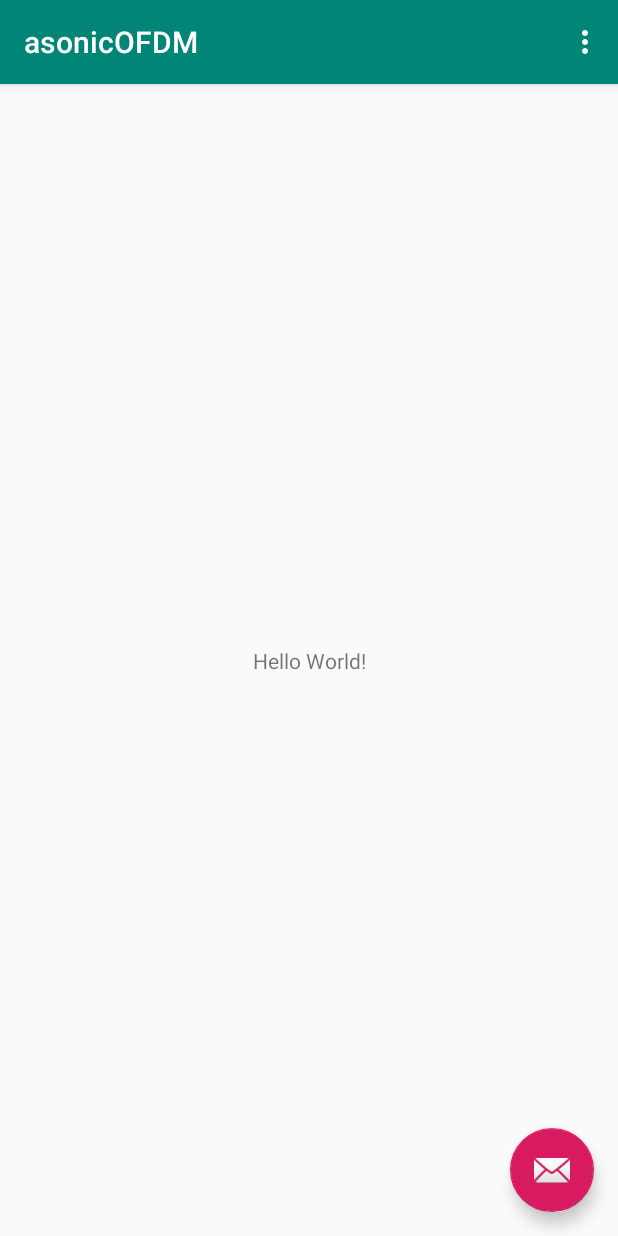
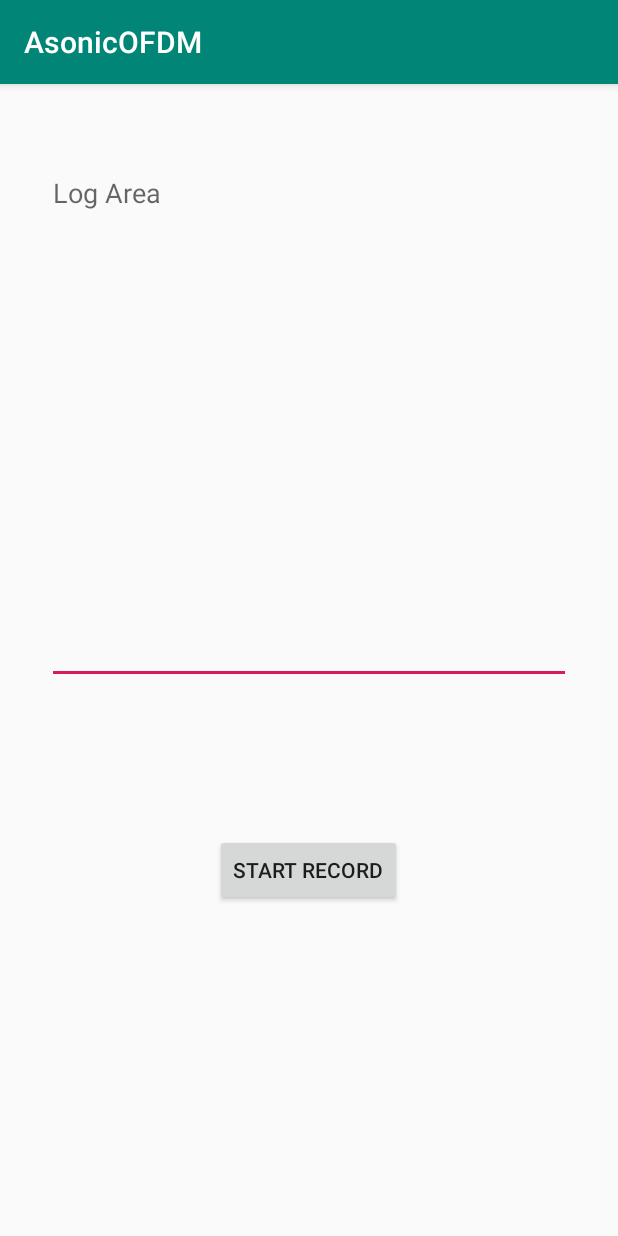
Before and after one commit to wonderfulnx/acousticOFDM, an Android app: the screen it shows after launch (MainActivity), on a phone screen of 412 x 824 dp. Run offline under Robolectric (Android 15) with nearby library versions, the light colour scheme and no system bars.

Commit message:
realize record process

```diff
--- a/asonicOFDM/app/build.gradle
+++ b/asonicOFDM/app/build.gradle
@@ -23,7 +23,6 @@ dependencies {
     implementation fileTree(dir: 'libs', include: ['*.jar'])
     implementation 'androidx.appcompat:appcompat:1.1.0'
     implementation 'androidx.constraintlayout:constraintlayout:1.1.3'
-    implementation 'com.google.android.material:material:1.0.0'
     testImplementation 'junit:junit:4.12'
     androidTestImplementation 'androidx.test:runner:1.2.0'
     androidTestImplementation 'androidx.test.espresso:espresso-core:3.2.0'
--- a/asonicOFDM/app/src/main/java/com/example/asonicofdm/MainActivity.java
+++ b/asonicOFDM/app/src/main/java/com/example/asonicofdm/MainActivity.java
@@ -1,55 +1,94 @@
 package com.example.asonicofdm;
 
+import androidx.appcompat.app.AppCompatActivity;
+import androidx.core.app.ActivityCompat;
+
+import android.Manifest;
+import android.app.Activity;
+import android.content.pm.PackageManager;
 import android.os.Bundle;
+import com.example.asonicofdm.Recorder;
 
-import com.google.android.material.floatingactionbutton.FloatingActionButton;
-import com.google.android.material.snackbar.Snackbar;
-
-import androidx.appcompat.app.AppCompatActivity;
-import androidx.appcompat.widget.Toolbar;
-
+import android.util.Log;
 import android.view.View;
-import android.view.Menu;
-import android.view.MenuItem;
+import android.widget.Button;
+import android.widget.EditText;
 
 public class MainActivity extends AppCompatActivity {
+    protected static final String TAG = "RecordActivity";
+    private Button start_btn;
+    private EditText editText;
+    private Recorder recorder;
 
     @Override
     protected void onCreate(Bundle savedInstanceState) {
         super.onCreate(savedInstanceState);
         setContentView(R.layout.activity_main);
-        Toolbar toolbar = findViewById(R.id.toolbar);
-        setSupportActionBar(toolbar);
+        getPermission();
 
-        FloatingActionButton fab = findViewById(R.id.fab);
-        fab.setOnClickListener(new View.OnClickListener() {
+        // ------------- UI init
+        this.editText = this.findViewById(R.id.editText);
+        this.editText.setKeyListener(null);
+
+        this.start_btn = this.findViewById(R.id.record);
+        this.start_btn.setOnClickListener(new View.OnClickListener() {
+            boolean recording = false;
             @Override
             public void onClick(View view) {
-                Snackbar.make(view, "Replace with your own action", Snackbar.LENGTH_LONG)
-                        .setAction("Action", null).show();
+                if (this.recording) {
+                    this.recording = false;
+                    //结束录音
+
+                    recorder.recording = false;
+                    try {
+                        recorder.join();
+                    } catch (InterruptedException e){
+                        Log.e(TAG, "record thread Interrupted;");
+                    }
+
+                    MainActivity.this.logToDisplay("end the record.");
+                    MainActivity.this.start_btn.setText("Start Record");
+                }
+                else {
+                    this.recording = true;
+                    // 开始录音
+                    MainActivity.this.logToDisplay("start the record.");
+                    recorder = new Recorder();
+                    recorder.start();
+                    MainActivity.this.start_btn.setText("Stop Record");
+                }
             }
         });
     }
 
     @Override
-    public boolean onCreateOptionsMenu(Menu menu) {
-        // Inflate the menu; this adds items to the action bar if it is present.
-        getMenuInflater().inflate(R.menu.menu_main, menu);
-        return true;
+    protected void onDestroy() {
+        super.onDestroy();
     }
 
-    @Override
-    public boolean onOptionsItemSelected(MenuItem item) {
-        // Handle action bar item clicks here. The action bar will
-        // automatically handle clicks on the Home/Up button, so long
-        // as you specify a parent activity in AndroidManifest.xml.
-        int id = item.getItemId();
+    private void getPermission() {
 
-        //noinspection SimplifiableIfStatement
-        if (id == R.id.action_settings) {
-            return true;
+        if (ActivityCompat.checkSelfPermission(this, Manifest.permission.RECORD_AUDIO)!=
+                PackageManager.PERMISSION_GRANTED||
+        ActivityCompat.checkSelfPermission(this, Manifest.permission.WRITE_EXTERNAL_STORAGE)!=
+                PackageManager.PERMISSION_GRANTED||
+                ActivityCompat.checkSelfPermission(this, Manifest.permission.READ_EXTERNAL_STORAGE)!=
+                        PackageManager.PERMISSION_GRANTED
+        ) {
+
+            ActivityCompat.requestPermissions(this,
+                    new String[]{android.Manifest.permission.RECORD_AUDIO,
+                            android.Manifest.permission.WRITE_EXTERNAL_STORAGE,
+                            Manifest.permission.READ_EXTERNAL_STORAGE}, 0);
         }
+    }
 
-        return super.onOptionsItemSelected(item);
+    private void logToDisplay(final String msg) {
+        runOnUiThread(new Runnable() {
+            @Override
+            public void run() {
+                MainActivity.this.editText.append(msg + "\n");
+            }
+        });
     }
 }
--- a/asonicOFDM/app/src/main/res/layout/activity_main.xml
+++ b/asonicOFDM/app/src/main/res/layout/activity_main.xml
@@ -1,33 +1,46 @@
 <?xml version="1.0" encoding="utf-8"?>
-<androidx.coordinatorlayout.widget.CoordinatorLayout xmlns:android="http://schemas.android.com/apk/res/android"
+<androidx.constraintlayout.widget.ConstraintLayout xmlns:android="http://schemas.android.com/apk/res/android"
     xmlns:app="http://schemas.android.com/apk/res-auto"
     xmlns:tools="http://schemas.android.com/tools"
     android:layout_width="match_parent"
     android:layout_height="match_parent"
     tools:context=".MainActivity">
 
-    <com.google.android.material.appbar.AppBarLayout
-        android:layout_width="match_parent"
-        android:layout_height="wrap_content"
-        android:theme="@style/AppTheme.AppBarOverlay">
-
-        <androidx.appcompat.widget.Toolbar
-            android:id="@+id/toolbar"
-            android:layout_width="match_parent"
-            android:layout_height="?attr/actionBarSize"
-            android:background="?attr/colorPrimary"
-            app:popupTheme="@style/AppTheme.PopupOverlay" />
-
-    </com.google.android.material.appbar.AppBarLayout>
-
-    <include layout="@layout/content_main" />
-
-    <com.google.android.material.floatingactionbutton.FloatingActionButton
-        android:id="@+id/fab"
+    <Button
+        android:id="@+id/record"
         android:layout_width="wrap_content"
         android:layout_height="wrap_content"
-        android:layout_gravity="bottom|end"
-        android:layout_margin="@dimen/fab_margin"
-        app:srcCompat="@android:drawable/ic_dialog_email" />
+        android:layout_marginStart="143dp"
+        android:layout_marginEnd="143dp"
+        android:layout_marginBottom="200dp"
+        android:text="@string/record_btn"
+        app:layout_constraintBottom_toBottomOf="parent"
+        app:layout_constraintEnd_toEndOf="parent"
+        app:layout_constraintHorizontal_bias="0.0"
+        app:layout_constraintStart_toStartOf="parent"
+        app:layout_constraintTop_toBottomOf="@+id/editText" />
 
-</androidx.coordinatorlayout.widget.CoordinatorLayout>
+    <EditText
+        android:id="@+id/editText"
+        android:layout_width="349dp"
+        android:layout_height="350dp"
+        android:layout_marginStart="97dp"
+        android:layout_marginTop="30dp"
+        android:layout_marginEnd="97dp"
+        android:layout_marginBottom="80dp"
+        android:autoText="false"
+        android:editable="false"
+        android:textIsSelectable="true"
+        android:scrollbars="vertical"
+        android:ems="10"
+        android:gravity="start|top"
+        android:inputType="textMultiLine"
+        android:hint="@string/editText"
+        android:textSize="18sp"
+        app:layout_constraintBottom_toTopOf="@+id/record"
+        app:layout_constraintEnd_toEndOf="parent"
+        app:layout_constraintStart_toStartOf="parent"
+        app:layout_constraintTop_toTopOf="parent"
+        app:layout_constraintVertical_bias="0.0" />
+
+</androidx.constraintlayout.widget.ConstraintLayout>
--- a/asonicOFDM/app/src/main/res/layout/content_main.xml
+++ /dev/null
@@ -1,20 +0,0 @@
-<?xml version="1.0" encoding="utf-8"?>
-<androidx.constraintlayout.widget.ConstraintLayout xmlns:android="http://schemas.android.com/apk/res/android"
-    xmlns:app="http://schemas.android.com/apk/res-auto"
-    xmlns:tools="http://schemas.android.com/tools"
-    android:layout_width="match_parent"
-    android:layout_height="match_parent"
-    app:layout_behavior="@string/appbar_scrolling_view_behavior"
-    tools:context=".MainActivity"
-    tools:showIn="@layout/activity_main">
-
-    <TextView
-        android:layout_width="wrap_content"
-        android:layout_height="wrap_content"
-        android:text="Hello World!"
-        app:layout_constraintBottom_toBottomOf="parent"
-        app:layout_constraintLeft_toLeftOf="parent"
-        app:layout_constraintRight_toRightOf="parent"
-        app:layout_constraintTop_toTopOf="parent" />
-
-</androidx.constraintlayout.widget.ConstraintLayout>
--- a/asonicOFDM/app/src/main/res/menu/menu_main.xml
+++ /dev/null
@@ -1,10 +0,0 @@
-<menu xmlns:android="http://schemas.android.com/apk/res/android"
-    xmlns:app="http://schemas.android.com/apk/res-auto"
-    xmlns:tools="http://schemas.android.com/tools"
-    tools:context="com.example.asonicofdm.MainActivity">
-    <item
-        android:id="@+id/action_settings"
-        android:orderInCategory="100"
-        android:title="@string/action_settings"
-        app:showAsAction="never" />
-</menu>
--- a/asonicOFDM/app/src/main/res/values/dimens.xml
+++ /dev/null
@@ -1,3 +0,0 @@
-<resources>
-    <dimen name="fab_margin">16dp</dimen>
-</resources>
--- a/asonicOFDM/app/src/main/res/values/strings.xml
+++ b/asonicOFDM/app/src/main/res/values/strings.xml
@@ -1,4 +1,5 @@
 <resources>
-    <string name="app_name">asonicOFDM</string>
-    <string name="action_settings">Settings</string>
+    <string name="app_name">AsonicOFDM</string>
+    <string name="editText" translatable="false">Log Area</string>
+    <string name="record_btn">Start Record</string>
 </resources>
--- a/asonicOFDM/app/src/main/res/values/styles.xml
+++ b/asonicOFDM/app/src/main/res/values/styles.xml
@@ -8,13 +8,4 @@
         <item name="colorAccent">@color/colorAccent</item>
     </style>
 
-    <style name="AppTheme.NoActionBar">
-        <item name="windowActionBar">false</item>
-        <item name="windowNoTitle">true</item>
-    </style>
-
-    <style name="AppTheme.AppBarOverlay" parent="ThemeOverlay.AppCompat.Dark.ActionBar" />
-
-    <style name="AppTheme.PopupOverlay" parent="ThemeOverlay.AppCompat.Light" />
-
 </resources>
```
Also changed, not shown: asonicOFDM/app/src/main/AndroidManifest.xml (+4 -4 lines), asonicOFDM/app/src/main/java/com/example/asonicofdm/Recorder.java (added, +167 -0 lines), asonicOFDM/gradle/wrapper/gradle-wrapper.properties, 6 other files.
